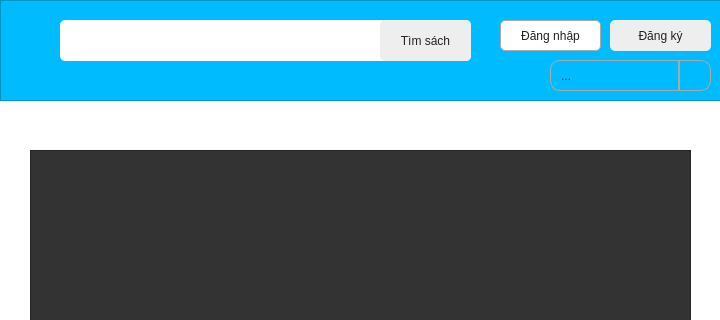
duydvu/Library, file mainwindow.ui: the form before one commit; both pictures show x 0 to 720 and y 0 to 320 of the 720 by 560 pixel window.
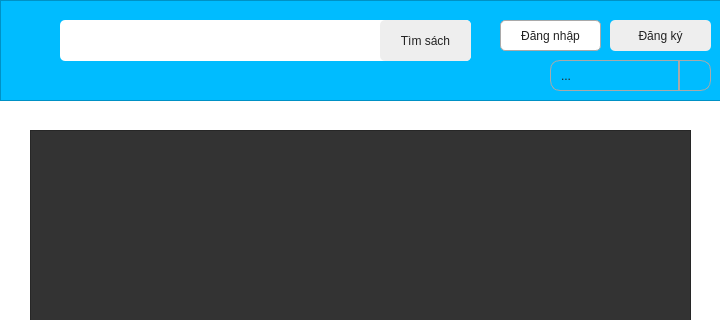
The form after the commit. Icons and pictures are not drawn.

What changed in the file:
```diff
--- a/mainwindow.ui
+++ b/mainwindow.ui
@@ -275,9 +275,9 @@
     <property name="geometry">
      <rect>
       <x>30</x>
-      <y>150</y>
+      <y>130</y>
       <width>661</width>
-      <height>371</height>
+      <height>391</height>
      </rect>
     </property>
     <property name="sizePolicy">
```
Left out of the diff: 2 changed lines with no effect on the pictures.
